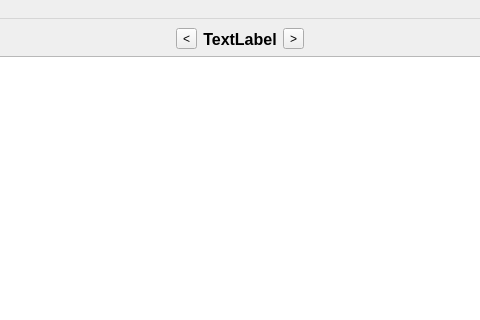
This is ui/mainwindow.ui in jlbrd/qmagneto as Qt 5 draws it before an edit; both pictures show x 265 to 745 and y 0 to 320 of the 1100 by 720 pixel window. The edited form follows.
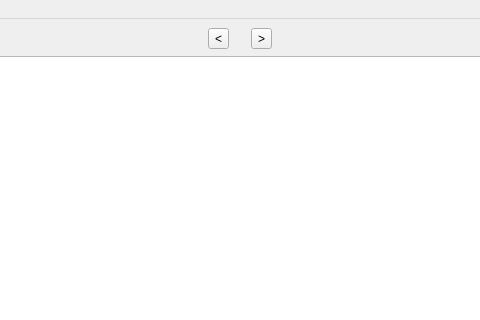
This is the edited form. Icons and pictures are not drawn. Custom widgets are drawn as their Qt base class.

Patch:
```diff
--- a/ui/mainwindow.ui
+++ b/ui/mainwindow.ui
@@ -99,7 +99,7 @@
              </font>
             </property>
             <property name="text" >
-             <string>TextLabel</string>
+             <string/>
             </property>
             <property name="alignment" >
              <set>Qt::AlignCenter</set>
```
Left out of the diff: 2 changed lines with no effect on the pictures.
